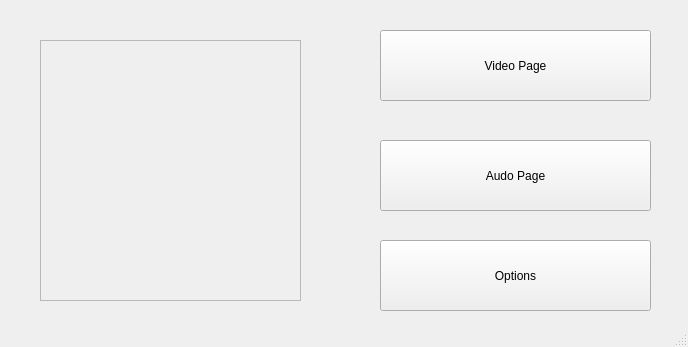
Above: Source/User Interface/Smart Home Intercom System/mainwindow.ui from sharipol/SmartHomeIntercom before the change. Below: the same form after it.
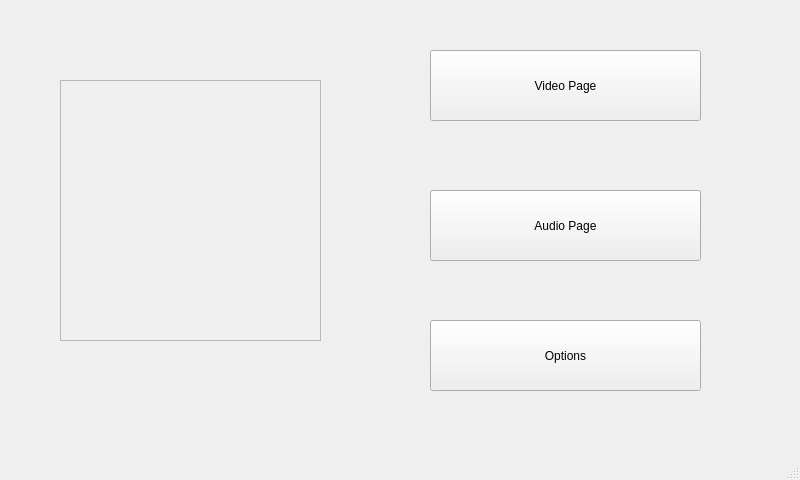
That is the form after the change.

```diff
--- a/Source/User Interface/Smart Home Intercom System/mainwindow.ui
+++ b/Source/User Interface/Smart Home Intercom System/mainwindow.ui
@@ -6,8 +6,8 @@
    <rect>
     <x>0</x>
     <y>0</y>
-    <width>688</width>
-    <height>347</height>
+    <width>800</width>
+    <height>480</height>
    </rect>
   </property>
   <property name="windowTitle">
@@ -17,8 +17,8 @@
    <widget class="QPushButton" name="ExitButton">
     <property name="geometry">
      <rect>
-      <x>380</x>
-      <y>240</y>
+      <x>430</x>
+      <y>320</y>
       <width>271</width>
       <height>71</height>
      </rect>
@@ -30,8 +30,8 @@
    <widget class="QPushButton" name="Video_page">
     <property name="geometry">
      <rect>
-      <x>380</x>
-      <y>30</y>
+      <x>430</x>
+      <y>50</y>
       <width>271</width>
       <height>71</height>
      </rect>
@@ -43,21 +43,21 @@
    <widget class="QPushButton" name="Audio_page">
     <property name="geometry">
      <rect>
-      <x>380</x>
-      <y>140</y>
+      <x>430</x>
+      <y>190</y>
       <width>271</width>
       <height>71</height>
      </rect>
     </property>
     <property name="text">
-     <string>Audo Page</string>
+     <string>Audio Page</string>
     </property>
    </widget>
    <widget class="QFrame" name="feed">
     <property name="geometry">
      <rect>
-      <x>40</x>
-      <y>40</y>
+      <x>60</x>
+      <y>80</y>
       <width>261</width>
       <height>261</height>
      </rect>
```
